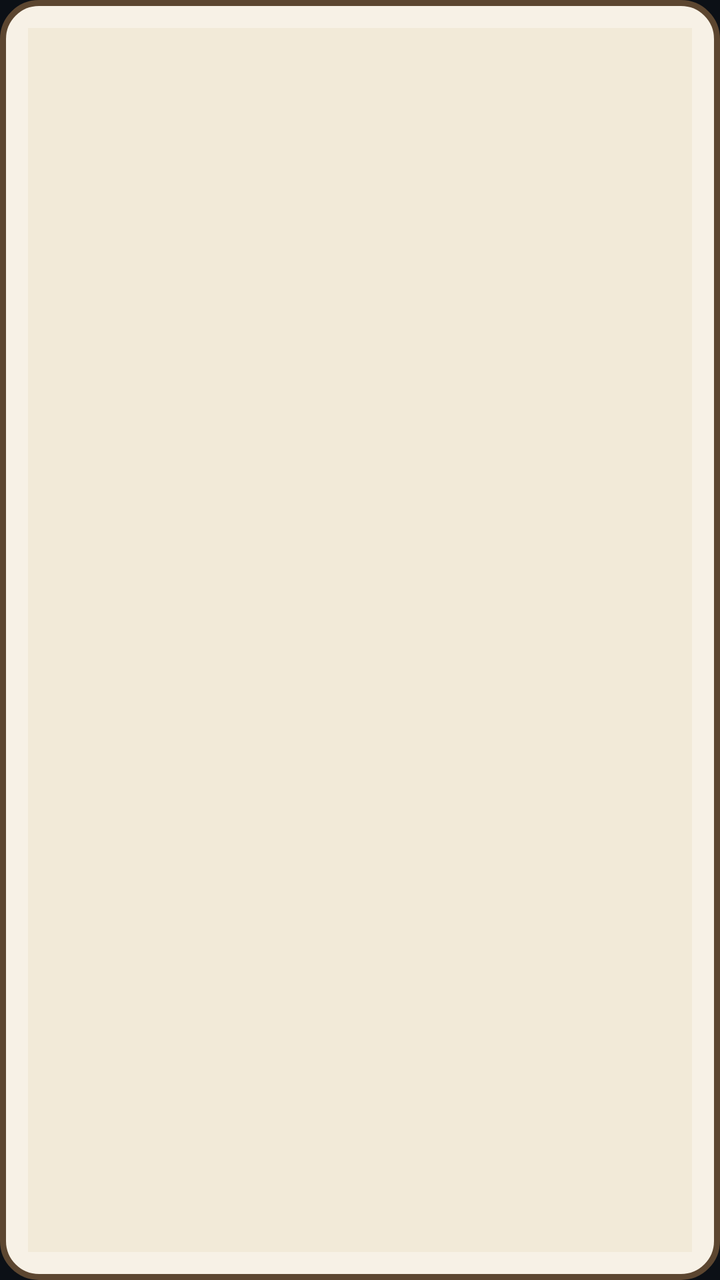
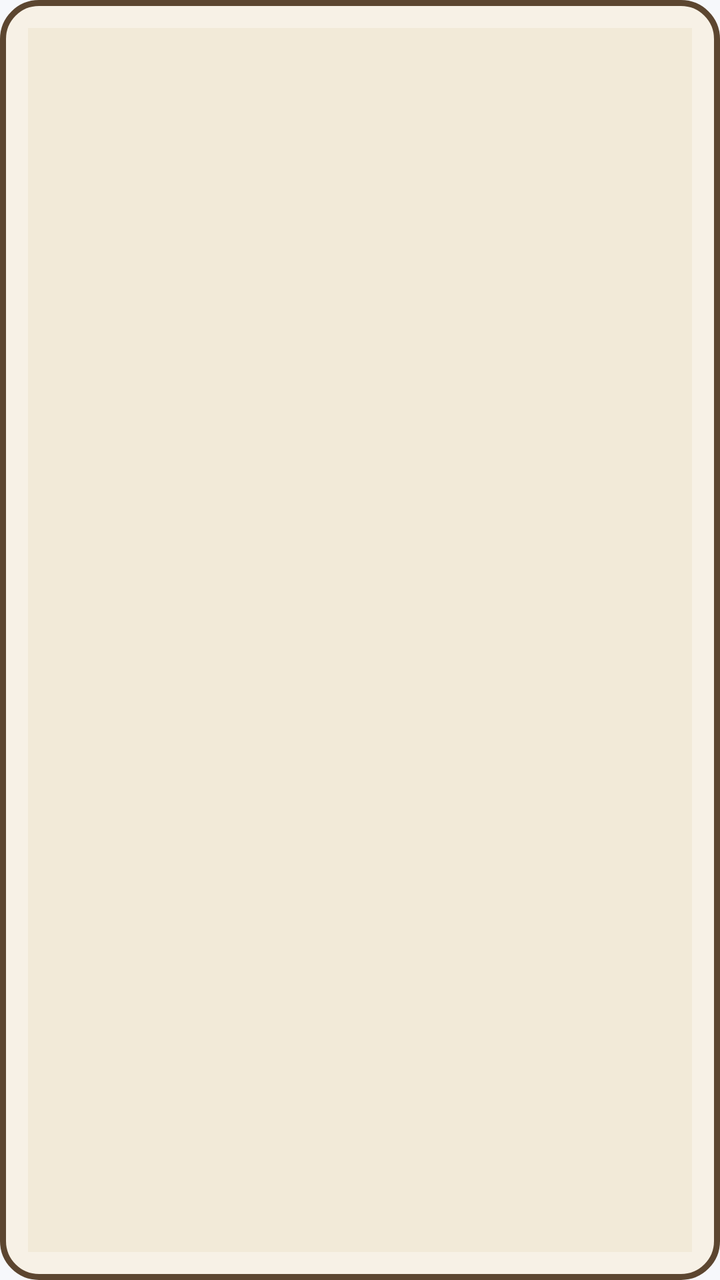

An Android layout rendered at two revisions. The XML below is the earlier revision; the diff shows what the commit changed to produce the second picture.
<!-- AndroidManifest.xml: another module's application theme Theme.Androidsketches -->
<!-- res/layout/view_wall_art_sticker.xml -->
<?xml version="1.0" encoding="utf-8"?>
<FrameLayout xmlns:android="http://schemas.android.com/apk/res/android"
    android:layout_width="240dp"
    android:layout_height="360dp"
    android:background="@drawable/bg_wall_art_frame"
    android:padding="14dp">

    <ImageView
        android:id="@+id/wallArtImage"
        android:layout_width="match_parent"
        android:layout_height="match_parent"
        android:adjustViewBounds="true"
        android:background="#F2EAD8"
        android:scaleType="fitCenter" />

</FrameLayout>
<!-- resources referenced by this layout -->
<resources>
  <!-- drawable bg_wall_art_frame (drawable) -->
  <?xml version="1.0" encoding="utf-8"?>
  <shape xmlns:android="http://schemas.android.com/apk/res/android" android:shape="rectangle">
      <solid android:color="#F7F1E6" />
      <corners android:radius="18dp" />
      <stroke
          android:width="3dp"
          android:color="#5C4630" />
      <padding
          android:left="4dp"
          android:top="4dp"
          android:right="4dp"
          android:bottom="4dp" />
  </shape>
  <style name="Theme.Androidsketches" parent="Theme.MaterialComponents.DayNight.NoActionBar">
          <item name="colorPrimary">@color/color_primary</item>
          <item name="colorPrimaryVariant">@color/color_primary_variant</item>
          <item name="colorOnPrimary">@color/color_on_primary</item>
          <item name="colorSecondary">@color/color_secondary</item>
          <item name="colorSecondaryVariant">@color/color_secondary_variant</item>
          <item name="colorOnSecondary">@color/color_on_secondary</item>
          <item name="colorSurface">@color/color_surface</item>
          <item name="colorBackgroundFloating">@color/color_background_elevated</item>
          <item name="android:windowBackground">@color/color_background</item>
          <item name="android:statusBarColor" tools:targetApi="l">?attr/colorPrimaryVariant</item>
          <item name="android:navigationBarColor" tools:targetApi="o_mr1">@color/color_background</item>
      </style>
  <color name="color_primary">#26D0A8</color>
  <color name="color_primary_variant">#172D2B</color>
  <color name="color_on_primary">#061312</color>
  <color name="color_secondary">#6EA8FF</color>
  <color name="color_secondary_variant">#3D73D8</color>
  <color name="color_on_secondary">#07111F</color>
  <color name="color_surface">#171C24</color>
  <color name="color_background_elevated">#202733</color>
  <color name="color_background">#0C1016</color>
</resources>

<!-- the commit's change to res/layout/view_wall_art_sticker.xml (unified diff, before → after) -->
@@ -10,7 +10,7 @@
         android:layout_width="match_parent"
         android:layout_height="match_parent"
         android:adjustViewBounds="true"
-        android:background="#F2EAD8"
+        android:background="@color/arcore_art_sticker_background"
         android:scaleType="fitCenter" />
 
 </FrameLayout>
<!-- resource entries referenced after the edit -->
@@ -1,5 +1,6 @@
 <!-- resources referenced by this layout -->
 <resources>
+  <color name="arcore_art_sticker_background">#F2EAD8</color>
   <!-- drawable bg_wall_art_frame (drawable) -->
   <?xml version="1.0" encoding="utf-8"?>
   <shape xmlns:android="http://schemas.android.com/apk/res/android" android:shape="rectangle">
@@ -22,19 +23,28 @@
           <item name="colorSecondaryVariant">@color/color_secondary_variant</item>
           <item name="colorOnSecondary">@color/color_on_secondary</item>
           <item name="colorSurface">@color/color_surface</item>
+          <item name="colorOnSurface">@color/color_text_primary</item>
+          <item name="colorOnBackground">@color/color_text_primary</item>
           <item name="colorBackgroundFloating">@color/color_background_elevated</item>
+          <item name="android:colorBackground">@color/color_background</item>
+          <item name="android:textColorPrimary">@color/color_text_primary</item>
+          <item name="android:textColorSecondary">@color/color_text_secondary</item>
           <item name="android:windowBackground">@color/color_background</item>
           <item name="android:statusBarColor" tools:targetApi="l">?attr/colorPrimaryVariant</item>
           <item name="android:navigationBarColor" tools:targetApi="o_mr1">@color/color_background</item>
+          <item name="android:windowLightStatusBar" tools:targetApi="m">@bool/use_light_system_bars</item>
+          <item name="android:windowLightNavigationBar" tools:targetApi="o_mr1">@bool/use_light_system_bars</item>
       </style>
-  <color name="color_primary">#26D0A8</color>
-  <color name="color_primary_variant">#172D2B</color>
-  <color name="color_on_primary">#061312</color>
-  <color name="color_secondary">#6EA8FF</color>
-  <color name="color_secondary_variant">#3D73D8</color>
-  <color name="color_on_secondary">#07111F</color>
-  <color name="color_surface">#171C24</color>
-  <color name="color_background_elevated">#202733</color>
-  <color name="color_background">#0C1016</color>
+  <color name="color_primary">#007F67</color>
+  <color name="color_primary_variant">#E4F2EE</color>
+  <color name="color_on_primary">#FFFFFF</color>
+  <color name="color_secondary">#1E5AAE</color>
+  <color name="color_secondary_variant">#164A91</color>
+  <color name="color_on_secondary">#FFFFFF</color>
+  <color name="color_surface">#FFFFFF</color>
+  <color name="color_text_primary">#111827</color>
+  <color name="color_background_elevated">#EDF2F7</color>
+  <color name="color_background">#F6F8FB</color>
+  <color name="color_text_secondary">#4B5563</color>
 </resources>
 
